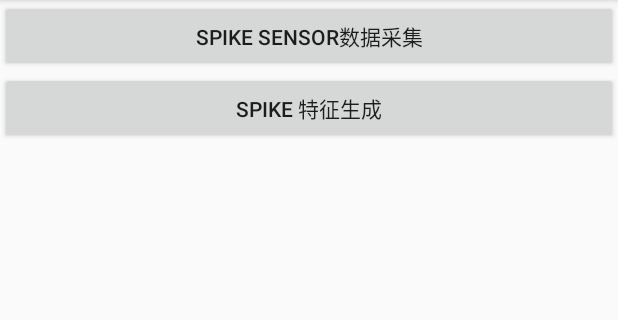
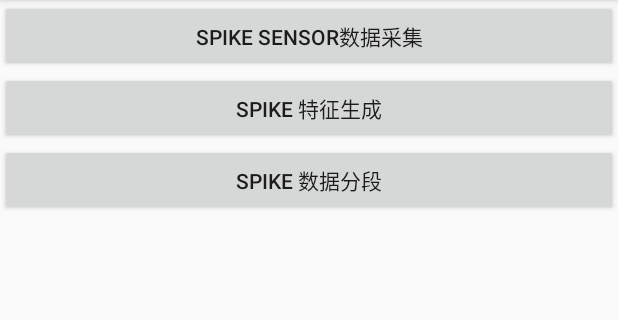
Before and after one commit to jizhangattw/auth-model-demo, an Android app: the screen it shows after launch (MainActivity), on a phone screen of 412 x 824 dp, the part 84-404 px from its top. Run offline under Robolectric (Android 15) with nearby library versions, the phone set to English and light mode, and no system bars.

Commit message:
call python on android

```diff
--- a/app/src/main/AndroidManifest.xml
+++ b/app/src/main/AndroidManifest.xml
@@ -3,13 +3,16 @@
     package="com.thoughtworks.data.authmodeldemo">
 
     <uses-permission android:name="android.permission.ACCESS_NETWORK_STATE" />
+
     <application
+        android:name="com.chaquo.python.android.PyApplication"
         android:allowBackup="true"
         android:icon="@mipmap/ic_launcher"
         android:label="@string/app_name"
         android:roundIcon="@mipmap/ic_launcher_round"
         android:supportsRtl="true"
         android:theme="@style/AppTheme">
+        <activity android:name=".spike.view.PythonCallerActivity" />
         <activity android:name=".spike.view.SensorDataActivity" />
         <activity android:name=".spike.view.GenerateFeatureActivity" />
         <activity android:name=".main.MainActivity">
--- a/app/src/main/java/com/thoughtworks/data/authmodeldemo/main/MainActivity.kt
+++ b/app/src/main/java/com/thoughtworks/data/authmodeldemo/main/MainActivity.kt
@@ -5,6 +5,7 @@ import android.os.Bundle
 import androidx.appcompat.app.AppCompatActivity
 import com.thoughtworks.data.authmodeldemo.R
 import com.thoughtworks.data.authmodeldemo.spike.view.GenerateFeatureActivity
+import com.thoughtworks.data.authmodeldemo.spike.view.PythonCallerActivity
 import com.thoughtworks.data.authmodeldemo.spike.view.SensorDataActivity
 import kotlinx.android.synthetic.main.activity_main.*
 
@@ -29,6 +30,11 @@ class MainActivity : AppCompatActivity() {
             val intent = Intent(this, GenerateFeatureActivity::class.java)
             startActivity(intent)
         }
+
+        segmentDataButton.setOnClickListener {
+            val intent = Intent(this, PythonCallerActivity::class.java)
+            startActivity(intent)
+        }
     }
 
 }
--- a/app/src/main/res/layout/activity_main.xml
+++ b/app/src/main/res/layout/activity_main.xml
@@ -17,4 +17,10 @@
         android:layout_width="match_parent"
         android:layout_height="wrap_content"
         android:text="@string/spike_feature" />
+
+    <Button
+        android:id="@+id/segmentDataButton"
+        android:layout_width="match_parent"
+        android:layout_height="wrap_content"
+        android:text="@string/spike_segmentData" />
 </LinearLayout>
--- a/app/src/main/res/values/strings.xml
+++ b/app/src/main/res/values/strings.xml
@@ -2,4 +2,5 @@
     <string name="app_name">Auth Model Demo</string>
     <string name="spike_sensor_data_collection">Spike Sensor数据采集</string>
     <string name="spike_feature">Spike 特征生成</string>
+    <string name="spike_segmentData">Spike 数据分段</string>
 </resources>
--- a/build.gradle
+++ b/build.gradle
@@ -5,11 +5,12 @@ buildscript {
     repositories {
         google()
         jcenter()
-
+        maven { url "https://chaquo.com/maven" }
     }
     dependencies {
         classpath 'com.android.tools.build:gradle:3.6.1'
         classpath "org.jetbrains.kotlin:kotlin-gradle-plugin:$kotlin_version"
+        classpath "com.chaquo.python:gradle:7.0.2"
 
         // NOTE: Do not place your application dependencies here; they belong
         // in the individual module build.gradle files
```
Also changed, not shown: app/build.gradle (+6 -1 lines), app/src/main/java/com/thoughtworks/data/authmodeldemo/spike/view/PythonCallerActivity.kt (added, +24 -0 lines), app/src/main/res/layout/activity_python_caller.xml (added, +9 -0 lines), 1 other file.
